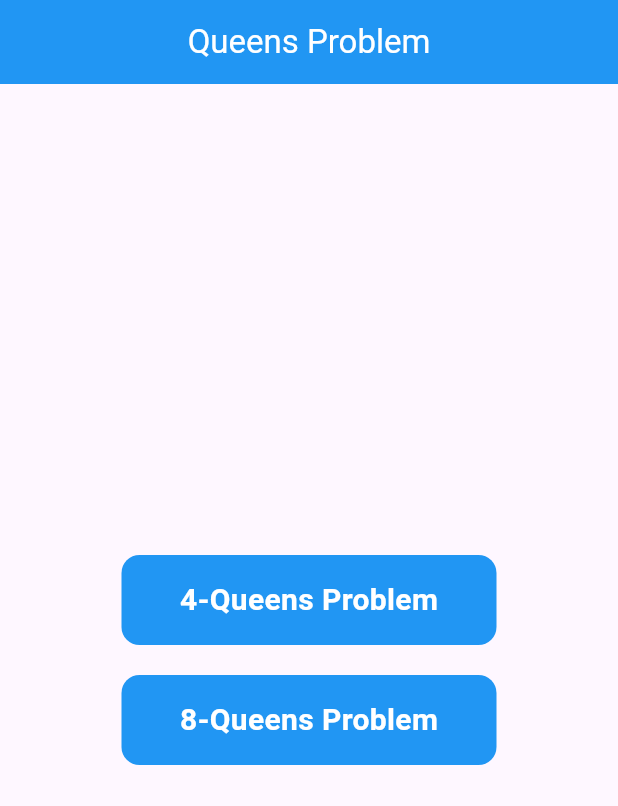
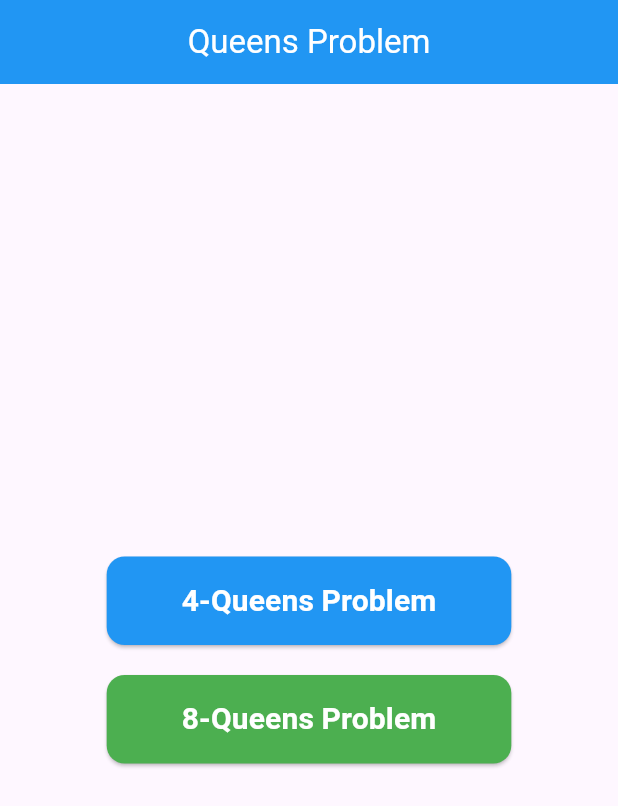
Before and after one commit to cadityab09/queens_problem, a Flutter app: the screen it shows after launch, on a phone screen of 412 x 824 dp. Shown: the top 806 px of the screen. Run offline on Flutter 3.47's test engine with Material 3 defaults, Android fonts, the phone set to English and light mode, and no system bars; our stand-ins replace shimmer.

Commit message:
button changed

```diff
--- a/lib/veiw/home_screen.dart
+++ b/lib/veiw/home_screen.dart
@@ -1,5 +1,4 @@
 import 'package:flutter/material.dart';
-import 'package:flutter/services.dart';
 import 'package:queens_problem/veiw/queen_problems_4.dart';
 import 'package:queens_problem/veiw/queen_problems_8.dart';
 
@@ -13,14 +12,12 @@ class HomeScreen extends StatefulWidget {
 class _HomeScreenState extends State<HomeScreen> {
   @override
   Widget build(BuildContext context) {
-    return WillPopScope(
-      onWillPop: ()async{
-        SystemNavigator.pop();
-        return true;
-      },
-      child: Scaffold(
+    return Scaffold(
       appBar: AppBar(
-          title: Text('Queens Problem', style: TextStyle(color: Colors.white),),
+        title: const Text(
+          'Queens Problem',
+          style: TextStyle(color: Colors.white),
+        ),
         centerTitle: true,
         backgroundColor: Colors.blue,
       ),
@@ -29,22 +26,22 @@ class _HomeScreenState extends State<HomeScreen> {
         crossAxisAlignment: CrossAxisAlignment.center,
         children: [
           Center(
-              child: GestureDetector(
-                onTap: () {
+            child: ElevatedButton(
+              style: ElevatedButton.styleFrom(
+                padding: const EdgeInsets.symmetric(horizontal: 50, vertical: 15),
+                shape: RoundedRectangleBorder(
+                  borderRadius: BorderRadius.circular(12), // Rounded corners
+                ),
+                backgroundColor: Colors.blue, // Background color
+              ),
+              onPressed: () async{
+                await Future.delayed(Duration(seconds: 1));
                 Navigator.push(
                   context,
-                    MaterialPageRoute(builder: (context) => QueenProblems4()),
+                  MaterialPageRoute(builder: (context) => const QueenProblems4()),
                 );
               },
-                child: Container(
-                  width: 250, // Width of the button
-                  height: 60, // Height of the button
-                  alignment: Alignment.center,
-                  decoration: BoxDecoration(
-                    color: Colors.blue, // Background color
-                    borderRadius: BorderRadius.circular(12), // Rounded corners
-                  ),
-                  child: Text(
+              child: const Text(
                 '4-Queens Problem',
                 style: TextStyle(
                   color: Colors.white, // Text color
@@ -54,25 +51,24 @@ class _HomeScreenState extends State<HomeScreen> {
               ),
             ),
           ),
+          const SizedBox(height: 20),
+          Center(
+            child: ElevatedButton(
+              style: ElevatedButton.styleFrom(
+                padding: const EdgeInsets.symmetric(horizontal: 50, vertical: 15),
+                shape: RoundedRectangleBorder(
+                  borderRadius: BorderRadius.circular(12), // Rounded corners
                 ),
-            SizedBox(height: 20,),
-            Center(
-              child: GestureDetector(
-                onTap: () {
+                backgroundColor: Colors.green, // Background color
+              ),
+              onPressed: () async{
+                await Future.delayed(Duration(seconds: 1));
                 Navigator.push(
                   context,
-                    MaterialPageRoute(builder: (context) => QueenProblems8()),
+                  MaterialPageRoute(builder: (context) => const QueenProblems8()),
                 );
               },
-                child: Container(
-                  width: 250, // Width of the button
-                  height: 60, // Height of the button
-                  alignment: Alignment.center,
-                  decoration: BoxDecoration(
-                    color: Colors.blue, // Background color
-                    borderRadius: BorderRadius.circular(12), // Rounded corners
-                  ),
-                  child: Text(
+              child: const Text(
                 '8-Queens Problem',
                 style: TextStyle(
                   color: Colors.white, // Text color
@@ -82,11 +78,8 @@ class _HomeScreenState extends State<HomeScreen> {
               ),
             ),
           ),
-            ),
         ],
       ),
-
-      ),
-    );;
+    );
   }
 }
```
Lines whose indentation alone changed are shown as unchanged.
